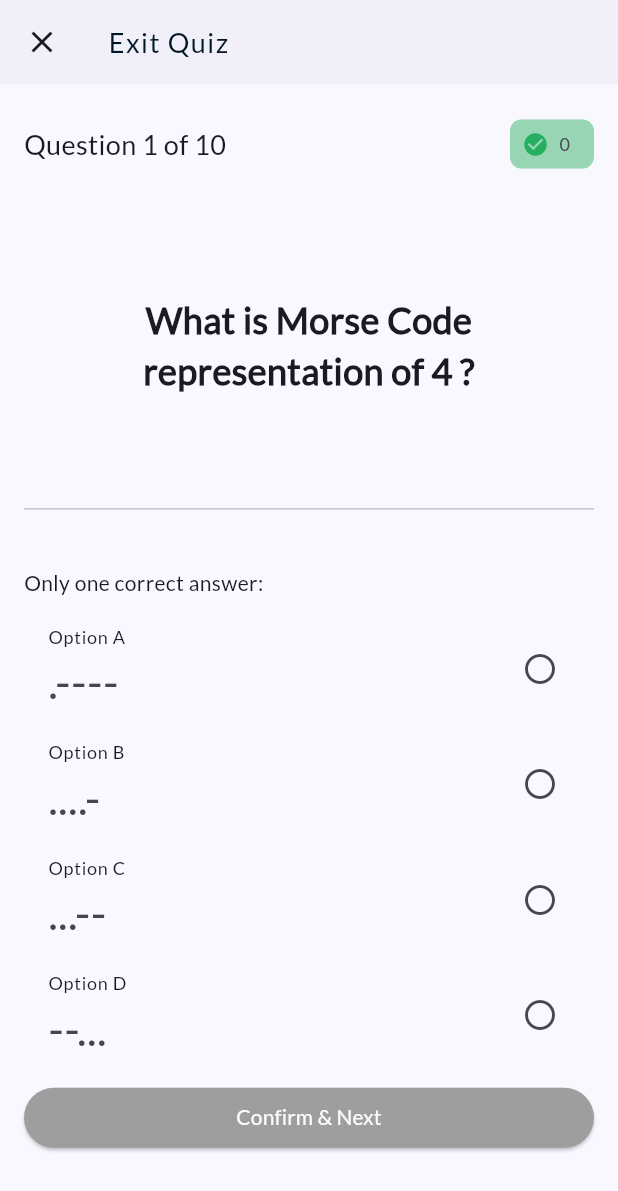
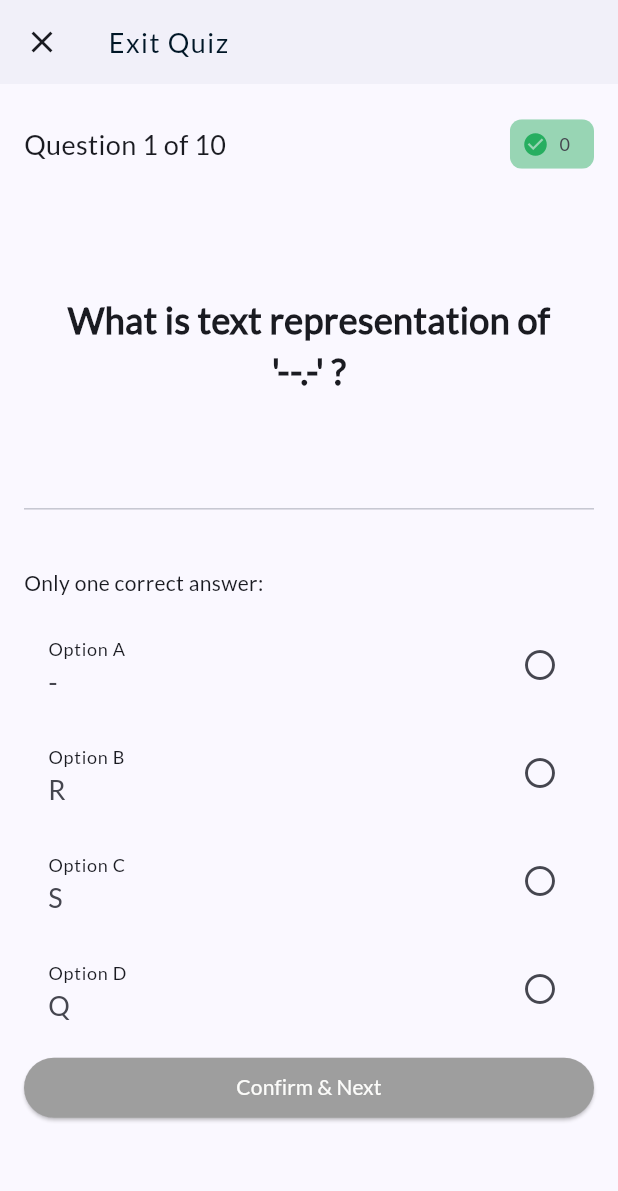
Before and after one commit to digvijay-tech/Morseify, a Flutter app: the QuizAttempt screen opened by its route, on a phone screen of 412 x 824 dp. Shown: the top 1191 px of the screen. Run offline on Flutter 3.47's test engine with Material 3 defaults, Android fonts, the phone set to English and light mode, and no system bars; our stand-ins replace animated_splash_screen, animated_text_kit, audioplayers.

Commit message:
quiz view completed..

```diff
--- a/morseify_app/lib/models/questions.dart
+++ b/morseify_app/lib/models/questions.dart
@@ -32,6 +32,7 @@ class Question {
 
 // Questions Array
 List<Question> questionBank = [
+  // text based questions (Text -> Morse)
   Question(
     id: 1,
     isAudioQuestion: false,
@@ -669,4 +670,454 @@ List<Question> questionBank = [
     correctOptionId: 3,
     correctOption: ".--.-.",
   ),
+  // text based questions (Morse -> Text)
+  Question(
+    id: 50,
+    isAudioQuestion: false,
+    question: "What is text representation of '.-' ?",
+    options: [
+      Options(optionId: 1, option: 'Q'),
+      Options(optionId: 2, option: 'B'),
+      Options(optionId: 3, option: 'A'),
+      Options(optionId: 4, option: 'I')
+    ],
+    correctOptionId: 3,
+    correctOption: "A",
+  ),
+  Question(
+    id: 51,
+    isAudioQuestion: false,
+    question: "What is text representation of '-...' ?",
+    options: [
+      Options(optionId: 1, option: 'B'),
+      Options(optionId: 2, option: 'A'),
+      Options(optionId: 3, option: '0'),
+      Options(optionId: 4, option: '?')
+    ],
+    correctOptionId: 1,
+    correctOption: "B",
+  ),
+  Question(
+    id: 52,
+    isAudioQuestion: false,
+    question: "What is text representation of '-.-.' ?",
+    options: [
+      Options(optionId: 1, option: 'L'),
+      Options(optionId: 2, option: 'X'),
+      Options(optionId: 3, option: 'P'),
+      Options(optionId: 4, option: 'C')
+    ],
+    correctOptionId: 4,
+    correctOption: "C",
+  ),
+  Question(
+    id: 53,
+    isAudioQuestion: false,
+    question: "What is text representation of '-..' ?",
+    options: [
+      Options(optionId: 1, option: 'W'),
+      Options(optionId: 2, option: 'V'),
+      Options(optionId: 3, option: 'P'),
+      Options(optionId: 4, option: 'D')
+    ],
+    correctOptionId: 4,
+    correctOption: "D",
+  ),
+  Question(
+    id: 54,
+    isAudioQuestion: false,
+    question: "What is text representation of '.' ?",
+    options: [
+      Options(optionId: 1, option: 'E'),
+      Options(optionId: 2, option: 'V'),
+      Options(optionId: 3, option: 'P'),
+      Options(optionId: 4, option: 'D')
+    ],
+    correctOptionId: 1,
+    correctOption: "E",
+  ),
+  Question(
+    id: 55,
+    isAudioQuestion: false,
+    question: "What is text representation of '..-.' ?",
+    options: [
+      Options(optionId: 1, option: 'Y'),
+      Options(optionId: 2, option: 'V'),
+      Options(optionId: 3, option: 'F'),
+      Options(optionId: 4, option: 'K')
+    ],
+    correctOptionId: 3,
+    correctOption: "F",
+  ),
+  Question(
+    id: 56,
+    isAudioQuestion: false,
+    question: "What is text representation of '--.' ?",
+    options: [
+      Options(optionId: 1, option: ';'),
+      Options(optionId: 2, option: 'P'),
+      Options(optionId: 3, option: 'G'),
+      Options(optionId: 4, option: 'Z')
+    ],
+    correctOptionId: 3,
+    correctOption: "G",
+  ),
+  Question(
+    id: 57,
+    isAudioQuestion: false,
+    question: "What is text representation of '....' ?",
+    options: [
+      Options(optionId: 1, option: 'Y'),
+      Options(optionId: 2, option: 'H'),
+      Options(optionId: 3, option: 'G'),
+      Options(optionId: 4, option: 'K')
+    ],
+    correctOptionId: 2,
+    correctOption: "H",
+  ),
+  Question(
+    id: 58,
+    isAudioQuestion: false,
+    question: "What is text representation of '..' ?",
+    options: [
+      Options(optionId: 1, option: 'I'),
+      Options(optionId: 2, option: 'B'),
+      Options(optionId: 3, option: 'J'),
+      Options(optionId: 4, option: 'R')
+    ],
+    correctOptionId: 1,
+    correctOption: "I",
+  ),
+  Question(
+    id: 59,
+    isAudioQuestion: false,
+    question: "What is text representation of '.---' ?",
+    options: [
+      Options(optionId: 1, option: 'E'),
+      Options(optionId: 2, option: 'M'),
+      Options(optionId: 3, option: ','),
+      Options(optionId: 4, option: 'J')
+    ],
+    correctOptionId: 4,
+    correctOption: "J",
+  ),
+  Question(
+    id: 60,
+    isAudioQuestion: false,
+    question: "What is text representation of '-.-' ?",
+    options: [
+      Options(optionId: 1, option: 'O'),
+      Options(optionId: 2, option: 'H'),
+      Options(optionId: 3, option: 'K'),
+      Options(optionId: 4, option: 'X')
+    ],
+    correctOptionId: 3,
+    correctOption: "K",
+  ),
+  Question(
+    id: 61,
+    isAudioQuestion: false,
+    question: "What is text representation of '.-..' ?",
+    options: [
+      Options(optionId: 1, option: 'N'),
+      Options(optionId: 2, option: 'U'),
+      Options(optionId: 3, option: '1'),
+      Options(optionId: 4, option: 'L')
+    ],
+    correctOptionId: 4,
+    correctOption: "L",
+  ),
+  Question(
+    id: 62,
+    isAudioQuestion: false,
+    question: "What is text representation of '--' ?",
+    options: [
+      Options(optionId: 1, option: 'M'),
+      Options(optionId: 2, option: 'D'),
+      Options(optionId: 3, option: 'X'),
+      Options(optionId: 4, option: 'V')
+    ],
+    correctOptionId: 1,
+    correctOption: "M",
+  ),
+  Question(
+    id: 63,
+    isAudioQuestion: false,
+    question: "What is text representation of '-.' ?",
+    options: [
+      Options(optionId: 1, option: 'M'),
+      Options(optionId: 2, option: '.'),
+      Options(optionId: 3, option: 'N'),
+      Options(optionId: 4, option: '+')
+    ],
+    correctOptionId: 3,
+    correctOption: "N",
+  ),
+  Question(
+    id: 64,
+    isAudioQuestion: false,
+    question: "What is text representation of '---' ?",
+    options: [
+      Options(optionId: 1, option: 'W'),
+      Options(optionId: 2, option: 'O'),
+      Options(optionId: 3, option: 'V'),
+      Options(optionId: 4, option: '3')
+    ],
+    correctOptionId: 2,
+    correctOption: "O",
+  ),
+  Question(
+    id: 65,
+    isAudioQuestion: false,
+    question: "What is text representation of '.--.' ?",
+    options: [
+      Options(optionId: 1, option: 'W'),
+      Options(optionId: 2, option: 'C'),
+      Options(optionId: 3, option: 'L'),
+      Options(optionId: 4, option: 'P')
+    ],
+    correctOptionId: 4,
+    correctOption: "P",
+  ),
+  Question(
+    id: 66,
+    isAudioQuestion: false,
+    question: "What is text representation of '--.-' ?",
+    options: [
+      Options(optionId: 1, option: 'Q'),
+      Options(optionId: 2, option: '-'),
+      Options(optionId: 3, option: 'S'),
+      Options(optionId: 4, option: 'R')
+    ],
+    correctOptionId: 1,
+    correctOption: "Q",
+  ),
+  Question(
+    id: 67,
+    isAudioQuestion: false,
+    question: "What is text representation of '.-.' ?",
+    options: [
+      Options(optionId: 1, option: 'R'),
+      Options(optionId: 2, option: 'O'),
+      Options(optionId: 3, option: 'S'),
+      Options(optionId: 4, option: 'X')
+    ],
+    correctOptionId: 1,
+    correctOption: "R",
+  ),
+  Question(
+    id: 68,
+    isAudioQuestion: false,
+    question: "What is text representation of '...' ?",
+    options: [
+      Options(optionId: 1, option: 'E'),
+      Options(optionId: 2, option: 'J'),
+      Options(optionId: 3, option: 'S'),
+      Options(optionId: 4, option: 'P')
+    ],
+    correctOptionId: 3,
+    correctOption: "S",
+  ),
+  Question(
+    id: 69,
+    isAudioQuestion: false,
+    question: "What is text representation of '-' ?",
+    options: [
+      Options(optionId: 1, option: 'E'),
+      Options(optionId: 2, option: 'T'),
+      Options(optionId: 3, option: 'W'),
+      Options(optionId: 4, option: 'N')
+    ],
+    correctOptionId: 2,
+    correctOption: "T",
+  ),
+  Question(
+    id: 70,
+    isAudioQuestion: false,
+    question: "What is text representation of '..-' ?",
+    options: [
+      Options(optionId: 1, option: 'Y'),
+      Options(optionId: 2, option: 'W'),
+      Options(optionId: 3, option: 'U'),
+      Options(optionId: 4, option: 'V')
+    ],
+    correctOptionId: 3,
+    correctOption: "U",
+  ),
+  Question(
+    id: 71,
+    isAudioQuestion: false,
+    question: "What is text representation of '...-' ?",
+    options: [
+      Options(optionId: 1, option: 'X'),
+      Options(optionId: 2, option: 'I'),
+      Options(optionId: 3, option: 'K'),
+      Options(optionId: 4, option: 'V')
+    ],
+    correctOptionId: 4,
+    correctOption: "V",
+  ),
+  Question(
+    id: 72,
+    isAudioQuestion: false,
+    question: "What is text representation of '.--' ?",
+    options: [
+      Options(optionId: 1, option: 'W'),
+      Options(optionId: 2, option: 'G'),
+      Options(optionId: 3, option: ';'),
+      Options(optionId: 4, option: 'Y')
+    ],
+    correctOptionId: 1,
+    correctOption: "W",
+  ),
+  Question(
+    id: 73,
+    isAudioQuestion: false,
+    question: "What is text representation of '-..-' ?",
+    options: [
+      Options(optionId: 1, option: 'R'),
+      Options(optionId: 2, option: 'X'),
+      Options(optionId: 3, option: ':'),
+      Options(optionId: 4, option: 'P')
+    ],
+    correctOptionId: 2,
+    correctOption: "X",
+  ),
+  Question(
+    id: 74,
+    isAudioQuestion: false,
+    question: "What is text representation of '-.--' ?",
+    options: [
+      Options(optionId: 1, option: 'F'),
+      Options(optionId: 2, option: 'J'),
+      Options(optionId: 3, option: 'Y'),
+      Options(optionId: 4, option: 'A')
+    ],
+    correctOptionId: 3,
+    correctOption: "Y",
+  ),
+  Question(
+    id: 75,
+    isAudioQuestion: false,
+    question: "What is text representation of '--..' ?",
+    options: [
+      Options(optionId: 1, option: 'F'),
+      Options(optionId: 2, option: 'J'),
+      Options(optionId: 3, option: 'Y'),
+      Options(optionId: 4, option: 'Z')
+    ],
+    correctOptionId: 4,
+    correctOption: "Z",
+  ),
+  /*
+    ids from 76 to 100 are left empty intentionally
+    for future adjustments (if any)
+  */
+
+  // audio based questions (Morse -> Text)
+  Question(
+    id: 101,
+    isAudioQuestion: true,
+    question: ".-",
+    options: [
+      Options(optionId: 1, option: 'A'),
+      Options(optionId: 2, option: 'J'),
+      Options(optionId: 3, option: 'P'),
+      Options(optionId: 4, option: 'Z')
+    ],
+    correctOptionId: 1,
+    correctOption: "A",
+  ),
+  Question(
+    id: 102,
+    isAudioQuestion: true,
+    question: "-...",
+    options: [
+      Options(optionId: 1, option: 'B'),
+      Options(optionId: 2, option: 'N'),
+      Options(optionId: 3, option: 'X'),
+      Options(optionId: 4, option: ';')
+    ],
+    correctOptionId: 1,
+    correctOption: "B",
+  ),
+  Question(
+    id: 103,
+    isAudioQuestion: true,
+    question: "-.-.",
+    options: [
+      Options(optionId: 1, option: 'I'),
+      Options(optionId: 2, option: 'Q'),
+      Options(optionId: 3, option: 'J'),
+      Options(optionId: 4, option: 'C')
+    ],
+    correctOptionId: 4,
+    correctOption: "C",
+  ),
+  Question(
+    id: 104,
+    isAudioQuestion: true,
+    question: "-..",
+    options: [
+      Options(optionId: 1, option: 'H'),
+      Options(optionId: 2, option: 'A'),
+      Options(optionId: 3, option: 'T'),
+      Options(optionId: 4, option: 'D')
+    ],
+    correctOptionId: 4,
+    correctOption: "D",
+  ),
+  Question(
+    id: 105,
+    isAudioQuestion: true,
+    question: ".",
+    options: [
+      Options(optionId: 1, option: 'W'),
+      Options(optionId: 2, option: 'D'),
+      Options(optionId: 3, option: 'E'),
+      Options(optionId: 4, option: 'Z')
+    ],
+    correctOptionId: 3,
+    correctOption: "E",
+  ),
+  Question(
+    id: 106,
+    isAudioQuestion: true,
+    question: "..-.",
+    options: [
+      Options(optionId: 1, option: 'W'),
+      Options(optionId: 2, option: 'F'),
+      Options(optionId: 3, option: 'E'),
+      Options(optionId: 4, option: 'Z')
+    ],
+    correctOptionId: 2,
+    correctOption: "F",
+  ),
+  Question(
+    id: 107,
+    isAudioQuestion: true,
+    question: "--.",
+    options: [
+      Options(optionId: 1, option: 'G'),
+      Options(optionId: 2, option: 'N'),
+      Options(optionId: 3, option: 'O'),
+      Options(optionId: 4, option: 'M')
+    ],
+    correctOptionId: 1,
+    correctOption: "G",
+  ),
+  Question(
+    id: 108,
+    isAudioQuestion: true,
+    question: "....",
+    options: [
+      Options(optionId: 1, option: 'H'),
+      Options(optionId: 2, option: 'P'),
+      Options(optionId: 3, option: 'C'),
+      Options(optionId: 4, option: 'J')
+    ],
+    correctOptionId: 1,
+    correctOption: "H",
+  ),
+  // Continue from I
 ];
--- a/morseify_app/lib/utilities/morse.dart
+++ b/morseify_app/lib/utilities/morse.dart
@@ -107,13 +107,13 @@ void playMorse(String code) async {
   for (int i = 0; i < code.length; i++) {
     if (code[i] == ".") {
       await player.play(AssetSource("audios/dot.mp3"));
-      await Future.delayed(const Duration(milliseconds: 3 * dotDuration));
+      await Future.delayed(const Duration(milliseconds: 4 * dotDuration));
     } else if (code[i] == "-") {
       await player.play(AssetSource("audios/dash.mp3"));
-      await Future.delayed(const Duration(milliseconds: 4 * dotDuration));
+      await Future.delayed(const Duration(milliseconds: 5 * dotDuration));
     } else if (code[i] == " ") {
       // Pause for space (word separator)
-      await Future.delayed(const Duration(milliseconds: 5 * dotDuration));
+      await Future.delayed(const Duration(milliseconds: 6 * dotDuration));
     }
   }
 }
--- a/morseify_app/lib/widgets/quiz/questionDisplay.dart
+++ b/morseify_app/lib/widgets/quiz/questionDisplay.dart
@@ -1,15 +1,18 @@
 // Question Display widget
 import 'package:flutter/material.dart';
+import 'package:morseify_app/utilities/morse.dart';
 import 'package:morseify_app/utilities/constants.dart';
 
 class QuestionDisplay extends StatelessWidget {
   final int questionCount;
+  final bool isAudioQuestion;
   final String questionText;
   final int correctAnswerCount;
 
   const QuestionDisplay({
     super.key,
     required this.questionCount,
+    required this.isAudioQuestion,
     required this.questionText,
     required this.correctAnswerCount,
   });
@@ -22,6 +25,7 @@ class QuestionDisplay extends StatelessWidget {
         crossAxisAlignment: CrossAxisAlignment.start,
         mainAxisAlignment: MainAxisAlignment.start,
         children: [
+          // header that keeps tracks of question count and correct answer count
           Row(
             mainAxisAlignment: MainAxisAlignment.spaceBetween,
             children: [
@@ -41,6 +45,7 @@ class QuestionDisplay extends StatelessWidget {
               ),
             ],
           ),
+          // actual question box (place where question or play button will appear)
           Expanded(
             child: Container(
               margin: const EdgeInsets.only(top: 10.0),
@@ -49,7 +54,29 @@ class QuestionDisplay extends StatelessWidget {
                 borderRadius: BorderRadius.circular(10.0),
               ),
               child: Center(
-                child: Text(
+                child: (isAudioQuestion)
+                    ? Column(
+                        mainAxisAlignment: MainAxisAlignment.center,
+                        children: [
+                          const Text(
+                            "Listen to Morse and answer?",
+                            textAlign: TextAlign.center,
+                            style: TextStyle(
+                              fontSize: heading,
+                              fontWeight: FontWeight.bold,
+                            ),
+                          ),
+                          IconButton(
+                            onPressed: () {
+                              print("Play morse code..");
+                              print(questionText);
+                              playMorse(questionText);
+                            },
+                            icon: const Icon(Icons.play_arrow),
+                          ),
+                        ],
+                      )
+                    : Text(
                         questionText,
                         textAlign: TextAlign.center,
                         style: const TextStyle(
--- a/morseify_app/lib/widgets/quiz/quizControls.dart
+++ b/morseify_app/lib/widgets/quiz/quizControls.dart
@@ -153,13 +153,15 @@ class _QuizControlsState extends State<QuizControls> {
           flex: 2,
           child: (quizEnded)
               ? QuestionDisplay(
-                  questionCount: 10,
+                  questionCount: 10, // default value (always fixed)
+                  isAudioQuestion: false, // default value (always fixed)
                   questionText:
                       "You scored $correctAnswerCount/10. Thanks for playing.\n... . .   -.-- --- ..-   .- --. .- .. -. -.-.--",
                   correctAnswerCount: correctAnswerCount,
                 )
               : QuestionDisplay(
                   questionCount: questionCount,
+                  isAudioQuestion: questions[pickedIndex].isAudioQuestion,
                   questionText: questions[pickedIndex].question,
                   correctAnswerCount: correctAnswerCount,
                 ),
@@ -190,7 +192,9 @@ class _QuizControlsState extends State<QuizControls> {
                           : OptionSerializer(index: i, isChosen: false),
                       subtitle: Text(
                         questions[pickedIndex].options[i].option,
-                        style: const TextStyle(fontSize: 30.0),
+                        style: (questions[pickedIndex].isAudioQuestion)
+                            ? const TextStyle(fontSize: body)
+                            : const TextStyle(fontSize: subheading),
                       ),
                       trailing: (questions[pickedIndex].correctOptionId ==
                               questions[pickedIndex].options[i].optionId)
@@ -221,7 +225,9 @@ class _QuizControlsState extends State<QuizControls> {
                       ),
                       subtitle: Text(
                         questions[pickedIndex].options[i].option,
-                        style: const TextStyle(fontSize: 30.0),
+                        style: (questions[pickedIndex].isAudioQuestion)
+                            ? const TextStyle(fontSize: body)
+                            : const TextStyle(fontSize: subheading),
                       ),
                       trailing: (selectedOptionIndex ==
                               questions[pickedIndex].options[i].optionId)
```
Lines whose indentation alone changed are shown as unchanged.
